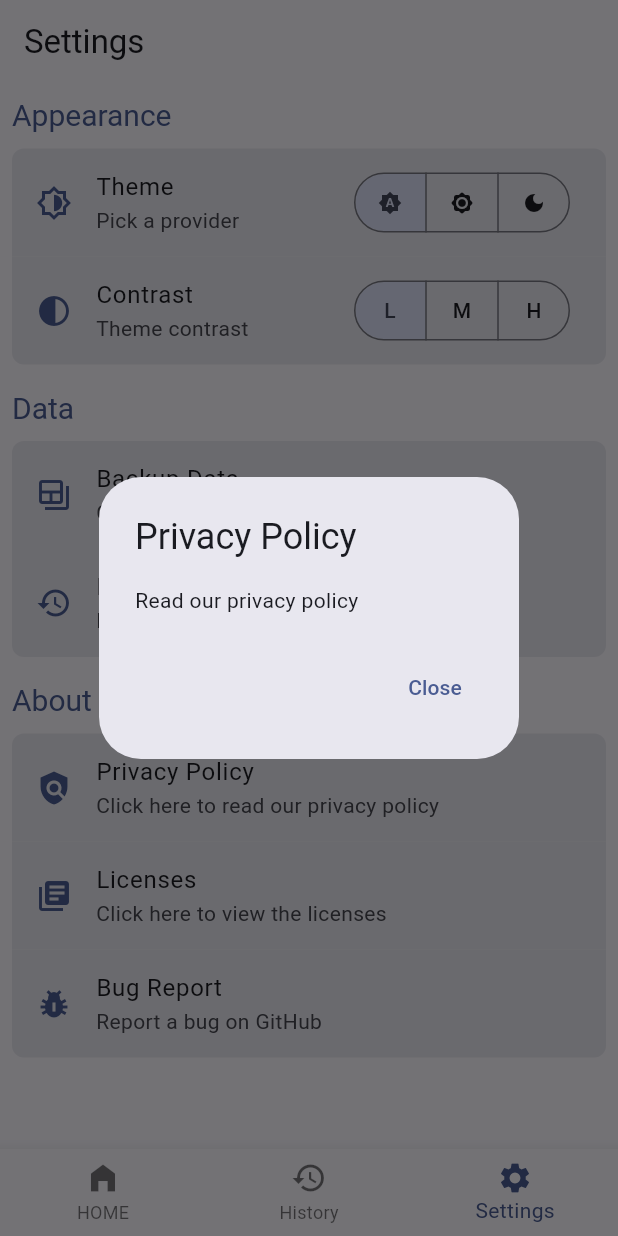
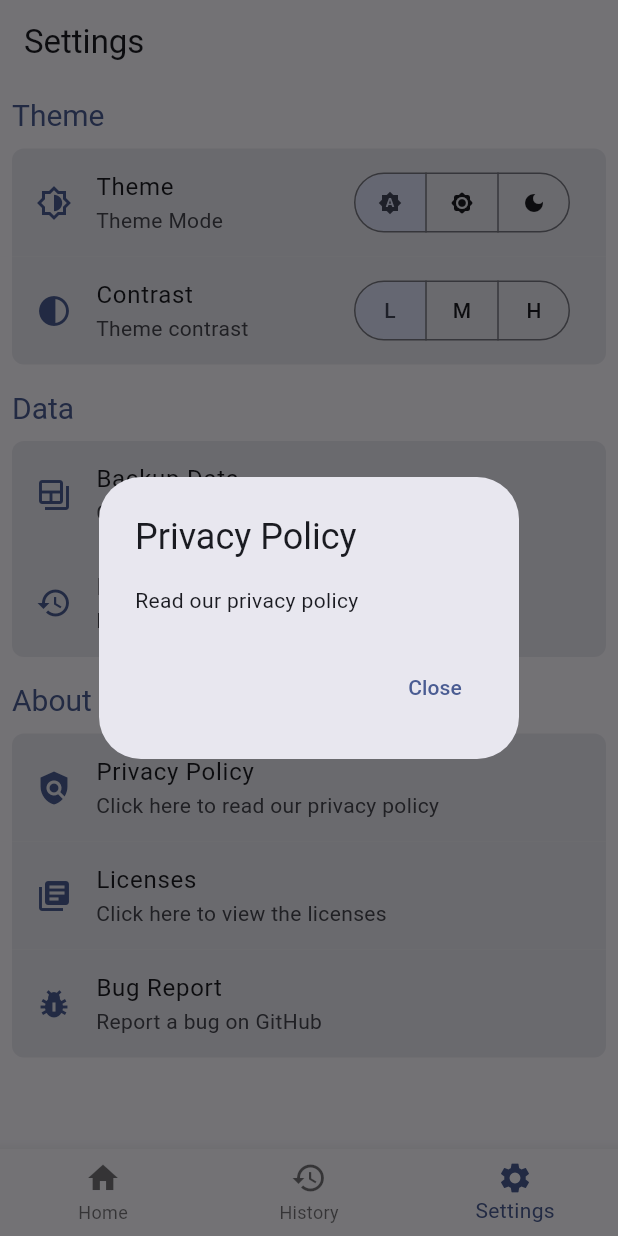
Before and after one commit to vchib1/QR-Scanner, a Flutter app: the screen it shows after launch, item 3 of the bottom bar chosen, after a tap on "Privacy Policy", on a phone screen of 412 x 824 dp. Run offline on Flutter 3.47's test engine with Material 3 defaults, Android fonts, the phone set to English and light mode, and no system bars; our stand-ins replace file_picker, flutter_riverpod, permission_handler, qr_flutter, screenshot, share_plus and 2 more; missing offline and left inert: flex_color_picker, mobile_scanner, quick_actions; accounts and stored records are empty.

```diff
--- a/lib/views/home/home_page.dart
+++ b/lib/views/home/home_page.dart
@@ -10,7 +10,7 @@ class HomePage extends StatelessWidget {
     const iconSize = 32.0;
 
     return Scaffold(
-      appBar: AppBar(title: const Text("HOME")),
+      appBar: AppBar(title: const Text("Home")),
       body: Padding(
         padding: const EdgeInsets.symmetric(horizontal: 12.0),
         child: Column(
--- a/lib/views/image_scanner/image_scanner_page.dart
+++ b/lib/views/image_scanner/image_scanner_page.dart
@@ -6,7 +6,7 @@ import 'package:flutter_riverpod/flutter_riverpod.dart';
 import 'package:mobile_scanner/mobile_scanner.dart';
 import '../../model/scanned_item_model.dart';
 import '../../utils/snackbar.dart';
-import '../history/provider.dart';
+import '../history/provider/provider.dart';
 
 class ImageScannerPage extends ConsumerStatefulWidget {
   const ImageScannerPage({super.key});
--- a/lib/views/nav_page.dart
+++ b/lib/views/nav_page.dart
@@ -14,17 +14,17 @@ class NavPage extends StatefulWidget {
 
 class _NavPageState extends State<NavPage> {
   int currentIndex = 0;
-
+  bool quickActionLaunched = false;
   final pages = [const HomePage(), const HistoryPage(), const SettingsPage()];
 
   @override
-  initState() {
+  void initState() {
     super.initState();
     initializeQuickActions();
   }
 
   void initializeQuickActions() {
-    QuickActions quickActions = const QuickActions();
+    const QuickActions quickActions = QuickActions();
 
     quickActions.setShortcutItems([
       const ShortcutItem(
@@ -39,8 +39,16 @@ class _NavPageState extends State<NavPage> {
       ),
     ]);
 
-    WidgetsBinding.instance.addPostFrameCallback((_) {
     quickActions.initialize((type) async {
+      // prevents quick action to launch view twice
+      if (!quickActionLaunched) {
+        quickActionLaunched = true;
+        handleQuickAction(type);
+      }
+    });
+  }
+
+  void handleQuickAction(String type) async {
     switch (type) {
       case 'action_camera_scan':
         await requestCameraPermission(context);
@@ -49,8 +57,6 @@ class _NavPageState extends State<NavPage> {
         Navigator.pushNamed(context, "/generate");
         break;
     }
-      });
-    });
   }
 
   @override
@@ -60,13 +66,12 @@ class _NavPageState extends State<NavPage> {
       bottomNavigationBar: BottomNavigationBar(
         currentIndex: currentIndex,
         enableFeedback: true,
-        onTap: (value) {
-          setState(() {
-            currentIndex = value;
-          });
+        onTap: (index) {
+          if (currentIndex == index) return;
+          setState(() => currentIndex = index);
         },
         items: const [
-          BottomNavigationBarItem(icon: Icon(Icons.home_filled), label: "HOME"),
+          BottomNavigationBarItem(icon: Icon(Icons.home), label: "Home"),
           BottomNavigationBarItem(icon: Icon(Icons.history), label: "History"),
           BottomNavigationBarItem(
             icon: Icon(Icons.settings),
--- a/lib/views/settings/settings_page.dart
+++ b/lib/views/settings/settings_page.dart
@@ -1,10 +1,9 @@
 import 'dart:io';
-
 import 'package:ez_qr/utils/enums/theme_contrast.dart';
 import 'package:ez_qr/utils/helper_functions/loading_dialog.dart';
 import 'package:ez_qr/utils/snackbar.dart';
 import 'package:ez_qr/utils/tile_shapes.dart';
-import 'package:ez_qr/views/history/provider.dart';
+import 'package:ez_qr/views/history/provider/provider.dart';
 import 'package:ez_qr/views/settings/provider/theme/provider.dart';
 import 'package:file_picker/file_picker.dart';
 import 'package:flutter/material.dart';
@@ -25,7 +24,7 @@ class SettingsPage extends ConsumerWidget {
           child: Column(
             crossAxisAlignment: CrossAxisAlignment.start,
             children: [
-              _buildTitle(context, "Appearance"),
+              _buildTitle(context, "Theme"),
               const SizedBox(height: 8.0),
 
               Consumer(
@@ -39,7 +38,7 @@ class SettingsPage extends ConsumerWidget {
                         shape: topRoundedBorder(),
                         leading: const Icon(Icons.brightness_6_outlined),
                         title: const Text("Theme"),
-                        subtitle: const Text("Pick a provider"),
+                        subtitle: const Text("Theme Mode"),
                         trailing: SegmentedButton(
                           selected: {state.themeMode},
                           onSelectionChanged: (data) {
@@ -342,10 +341,7 @@ class SettingsPage extends ConsumerWidget {
         return AlertDialog(
           title: const Row(
             spacing: 8.0,
-            children: [
-              Icon(Icons.bug_report_sharp),
-              Text("Report a Bug"),
-            ],
+            children: [Icon(Icons.bug_report_sharp), Text("Report a Bug")],
           ),
           content: const Column(
             mainAxisSize: MainAxisSize.min,
```
Also changed, not shown: lib/views/generate/qr_generate_page.dart (+8 -5 lines), lib/views/history/history_page.dart (+35 -7 lines), lib/views/qr_scanner/provider/provider.dart (renamed from lib/views/qr_scanner/viewmodel.dart, +4 -4 lines), lib/views/qr_scanner/qr_scanner_page.dart (+9 -9 lines), lib/main.dart (line endings or trailing spaces), lib/views/history/provider/provider.dart (renamed from lib/views/history/provider.dart). Lines whose indentation alone changed are shown as unchanged.
